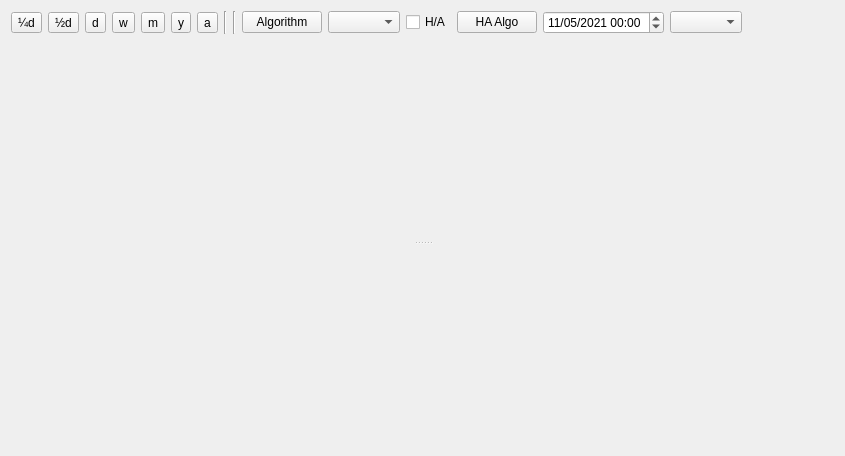
The window that src/price_chart_widget.ui (biddisco/lxqt-build-tools) describes before a commit, drawn with Qt 5.
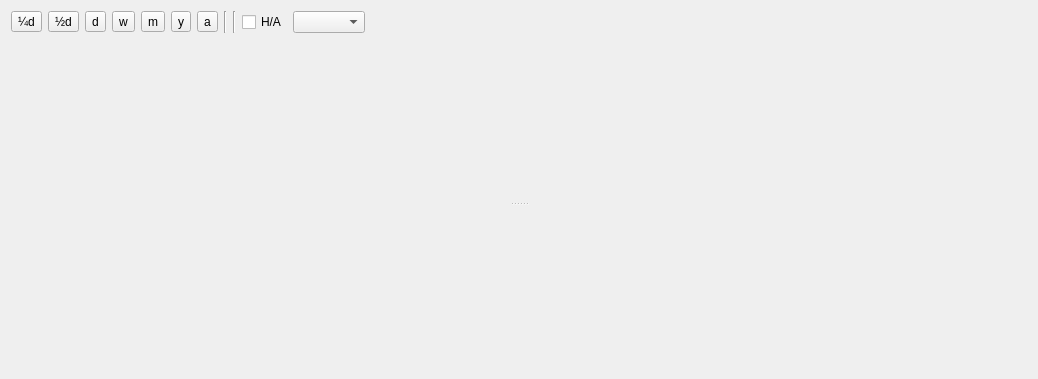
The same window after the commit.

The edit to the form file:
```diff
--- a/src/price_chart_widget.ui
+++ b/src/price_chart_widget.ui
@@ -6,8 +6,8 @@
    <rect>
     <x>0</x>
     <y>0</y>
-    <width>845</width>
-    <height>456</height>
+    <width>1038</width>
+    <height>379</height>
    </rect>
   </property>
   <property name="windowTitle">
@@ -79,16 +79,6 @@
        </property>
       </widget>
      </item>
-     <item>
-      <widget class="QPushButton" name="exec_algo">
-       <property name="text">
-        <string>Algorithm</string>
-       </property>
-      </widget>
-     </item>
-     <item>
-      <widget class="QComboBox" name="candle_res"/>
-     </item>
      <item>
       <widget class="QCheckBox" name="heikin">
        <property name="text">
@@ -97,56 +87,16 @@
       </widget>
      </item>
      <item>
-      <widget class="QPushButton" name="run_filter">
-       <property name="text">
-        <string>HA Algo</string>
-       </property>
-      </widget>
+      <widget class="QComboBox" name="candle_res"/>
      </item>
      <item>
-      <widget class="QDateTimeEdit" name="date_init">
-       <property name="dateTime">
-        <datetime>
-         <hour>0</hour>
-         <minute>0</minute>
-         <second>0</second>
-         <year>2021</year>
-         <month>5</month>
-         <day>11</day>
-        </datetime>
-       </property>
-       <property name="minimumTime">
-        <time>
-         <hour>0</hour>
-         <minute>0</minute>
-         <second>0</second>
-        </time>
-       </property>
-       <property name="currentSection">
-        <enum>QDateTimeEdit::DaySection</enum>
-       </property>
-       <property name="displayFormat">
-        <string>dd/MM/yyyy HH:mm</string>
-       </property>
-       <property name="calendarPopup">
-        <bool>false</bool>
-       </property>
-       <property name="timeSpec">
-        <enum>Qt::OffsetFromUTC</enum>
-       </property>
-      </widget>
-     </item>
-     <item>
-      <widget class="QComboBox" name="candle_res_2"/>
-     </item>
-     <item>
-      <spacer name="horizontalSpacer_3">
+      <spacer name="horizontalSpacer">
        <property name="orientation">
         <enum>Qt::Horizontal</enum>
        </property>
        <property name="sizeHint" stdset="0">
         <size>
-         <width>40</width>
+         <width>0</width>
          <height>20</height>
         </size>
        </property>
@@ -160,10 +110,10 @@
       <enum>Qt::Vertical</enum>
      </property>
      <widget class="QWidget" name="horizontalLayoutWidget">
-      <layout class="QHBoxLayout" name="candlestick_layout" stretch=""/>
+      <layout class="QHBoxLayout" name="candlestick_layout"/>
      </widget>
      <widget class="QWidget" name="verticalLayoutWidget">
-      <layout class="QVBoxLayout" name="filters_layout" stretch=""/>
+      <layout class="QVBoxLayout" name="filters_layout"/>
      </widget>
     </widget>
    </item>
```
